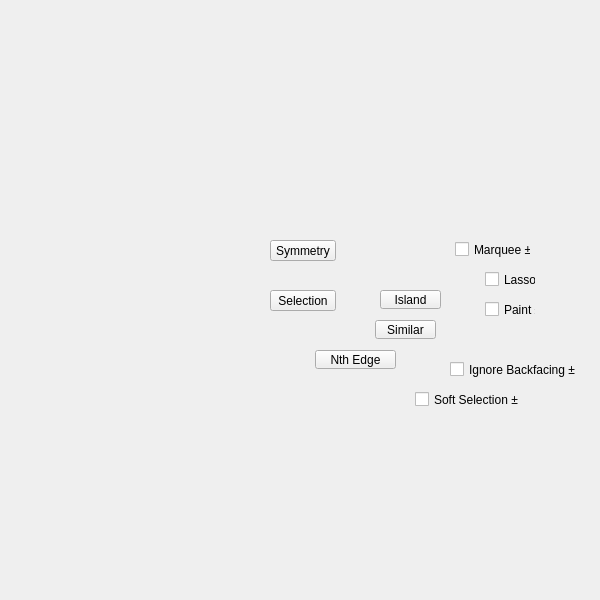
Qt form tentacle/ui/selection#submenu.ui (m3trik/tentacle) before a commit.
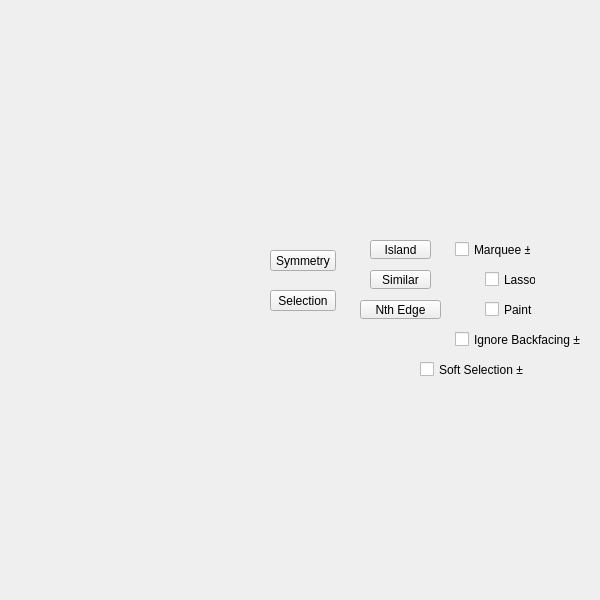
The same form after that commit. Custom widgets are drawn as their Qt base class.

Diff of the .ui file:
```diff
--- a/tentacle/ui/selection#submenu.ui
+++ b/tentacle/ui/selection#submenu.ui
@@ -88,7 +88,7 @@
     <property name="geometry">
      <rect>
       <x>270</x>
-      <y>240</y>
+      <y>250</y>
       <width>66</width>
       <height>21</height>
      </rect>
@@ -152,8 +152,8 @@
     </property>
     <property name="geometry">
      <rect>
-      <x>315</x>
-      <y>350</y>
+      <x>360</x>
+      <y>300</y>
       <width>81</width>
       <height>19</height>
      </rect>
@@ -183,8 +183,8 @@
     </property>
     <property name="geometry">
      <rect>
-      <x>375</x>
-      <y>320</y>
+      <x>370</x>
+      <y>270</y>
       <width>61</width>
       <height>19</height>
      </rect>
@@ -214,8 +214,8 @@
     </property>
     <property name="geometry">
      <rect>
-      <x>380</x>
-      <y>290</y>
+      <x>370</x>
+      <y>240</y>
       <width>61</width>
       <height>19</height>
      </rect>
@@ -313,8 +313,8 @@
     </property>
     <property name="geometry">
      <rect>
-      <x>450</x>
-      <y>360</y>
+      <x>455</x>
+      <y>330</y>
       <width>126</width>
       <height>19</height>
      </rect>
@@ -347,8 +347,8 @@
     </property>
     <property name="geometry">
      <rect>
-      <x>415</x>
-      <y>390</y>
+      <x>420</x>
+      <y>360</y>
       <width>106</width>
       <height>19</height>
      </rect>
```
